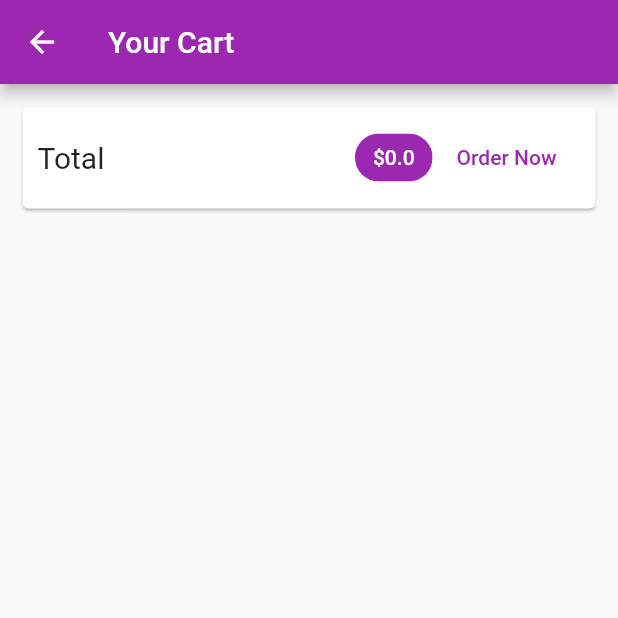
After one commit to tuhin01/shop-by-flutter, a Flutter app: the CartScreen screen opened by its route, on a phone screen of 412 x 824 dp, the top half of it. The commit adds this screen. Run offline on Flutter 3.47's test engine with Material 2 defaults, Android fonts, the phone set to English and light mode, and no system bars; our stand-ins replace flutter_slidable; network calls fail.

Commit message:
Add list of products in cart & Sliable library

```diff
--- a/lib/main.dart
+++ b/lib/main.dart
@@ -2,6 +2,7 @@ import 'package:flutter/material.dart';
 import 'package:provider/provider.dart';
 import 'package:supershop/providers/cart_provider.dart';
 import 'package:supershop/providers/products_provider.dart';
+import 'package:supershop/screens/cart_screen.dart';
 import 'package:supershop/screens/product_detail_screen.dart';
 import 'package:supershop/screens/products_overview_screen.dart';
 
@@ -28,6 +29,7 @@ class MyApp extends StatelessWidget {
           routes: {
             '/': (_) => ProductsOverviewScreen(),
             '/product-detail': (_) => ProductDetailScreen(),
+            '/cart': (_) => CartScreen(),
           },
         ),
       ),
--- a/lib/models/cart_item.dart
+++ b/lib/models/cart.dart
@@ -1,10 +1,10 @@
-class CartItem {
+class Cart {
   final String id;
   final String title;
   final double price;
   final int quantity;
 
-  CartItem({
+  Cart({
     this.id,
     this.title,
     this.price,
--- a/lib/providers/cart_provider.dart
+++ b/lib/providers/cart_provider.dart
@@ -1,35 +1,47 @@
 import 'package:flutter/foundation.dart';
-import 'package:supershop/models/cart_item.dart';
+import 'package:supershop/models/cart.dart';
 
 class CartProvider with ChangeNotifier {
-  Map<String, CartItem> _items = {};
+  Map<String, Cart> _items = {};
 
-  Map<String, CartItem> get items {
-    return Map.of(_items);
+  Map<String, Cart> get items {
+    return _items;
   }
 
   int get itemsCount {
     return _items.length;
   }
 
+  double get totalAmount {
+    double total = 0.0;
+    _items.forEach((key, cartItem) {
+      total += cartItem.quantity * cartItem.price;
+    });
+    return total;
+  }
+
   void addItem(String productId, double price, String title) {
     if (_items.containsKey(productId)) {
       _items.update(
         productId,
-        (existingCartItem) => CartItem(
+            (existingCartItem) =>
+            Cart(
               id: existingCartItem.id,
               title: existingCartItem.title,
               price: existingCartItem.price,
-            quantity: existingCartItem.quantity + 1),
+              quantity: existingCartItem.quantity + 1,
+            ),
       );
     } else {
       _items.putIfAbsent(
         productId,
-        () => CartItem(
+            () =>
+            Cart(
               id: DateTime.now().toString(),
               title: title,
               price: price,
-            quantity: 1),
+              quantity: 1,
+            ),
       );
     }
     notifyListeners();
--- /dev/null
+++ b/lib/screens/cart_screen.dart
@@ -0,0 +1,58 @@
+import 'package:flutter/material.dart';
+import 'package:provider/provider.dart';
+import 'package:supershop/providers/cart_provider.dart';
+import 'package:supershop/widgets/cart_item.dart';
+
+class CartScreen extends StatelessWidget {
+  @override
+  Widget build(BuildContext context) {
+    var cart = Provider.of<CartProvider>(context);
+
+    return Scaffold(
+      appBar: AppBar(
+        title: Text('Your Cart'),
+      ),
+      body: Column(
+        children: <Widget>[
+          Card(
+            margin: const EdgeInsets.all(15.0),
+            child: Padding(
+              padding: const EdgeInsets.all(10.0),
+              child: Row(
+                children: <Widget>[
+                  Expanded(
+                      child: Text('Total', style: TextStyle(fontSize: 20))),
+                  Chip(
+                    label: Text(
+                      '\$${cart.totalAmount}',
+                      style: TextStyle(color: Colors.white),
+                    ),
+                    backgroundColor: Theme.of(context).primaryColor,
+                  ),
+                  FlatButton(
+                    onPressed: () {},
+                    child: Text(
+                      'Order Now',
+                      style: TextStyle(
+                        color: Theme.of(context).primaryColor,
+                      ),
+                    ),
+                  ),
+                ],
+              ),
+            ),
+          ),
+          Expanded(
+            child: ListView.builder(
+              itemBuilder: (ctx, index) {
+                var ca = cart.items.values.toList();
+                return CartItem(ca[index]);
+              },
+              itemCount: cart.items.length,
+            ),
+          )
+        ],
+      ),
+    );
+  }
+}
--- a/lib/screens/products_overview_screen.dart
+++ b/lib/screens/products_overview_screen.dart
@@ -52,7 +52,9 @@ class _ProductsOverviewScreenState extends State<ProductsOverviewScreen> {
                 ),
             child: IconButton(
               icon: Icon(Icons.shopping_cart),
-              onPressed: () {},
+              onPressed: () {
+                Navigator.of(context).pushNamed('/cart');
+              },
             ),
           ),
         ],
--- a/lib/widgets/product_item.dart
+++ b/lib/widgets/product_item.dart
@@ -8,7 +8,7 @@ class ProductItem extends StatelessWidget {
   @override
   Widget build(BuildContext context) {
     final product = Provider.of<Product>(context, listen: false);
-    final cart = Provider.of<CartProvider>(context, listen: false);
+    final cartProvider = Provider.of<CartProvider>(context, listen: false);
 
     return ClipRRect(
       borderRadius: BorderRadius.circular(10.0),
@@ -44,7 +44,7 @@ class ProductItem extends StatelessWidget {
             icon: Icon(Icons.shopping_cart),
             color: Theme.of(context).accentColor,
             onPressed: () {
-              cart.addItem(product.id, product.price, product.title);
+              cartProvider.addItem(product.id, product.price, product.title);
             },
           ),
           title: Text(
--- a/pubspec.yaml
+++ b/pubspec.yaml
@@ -24,6 +24,7 @@ dependencies:
   # Use with the CupertinoIcons class for iOS style icons.
   cupertino_icons: ^0.1.2
   provider: ^3.1.0+1
+  flutter_slidable: ^0.5.4
 
 dev_dependencies:
   flutter_test:
```
Also changed, not shown: lib/widgets/cart_item.dart (added, +59 -0 lines), pubspec.lock. Lines whose indentation alone changed are shown as unchanged.
